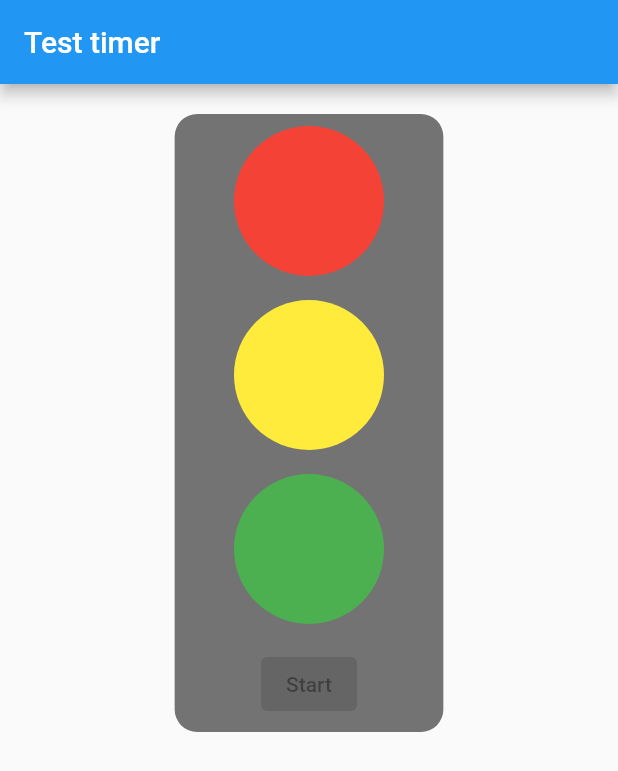
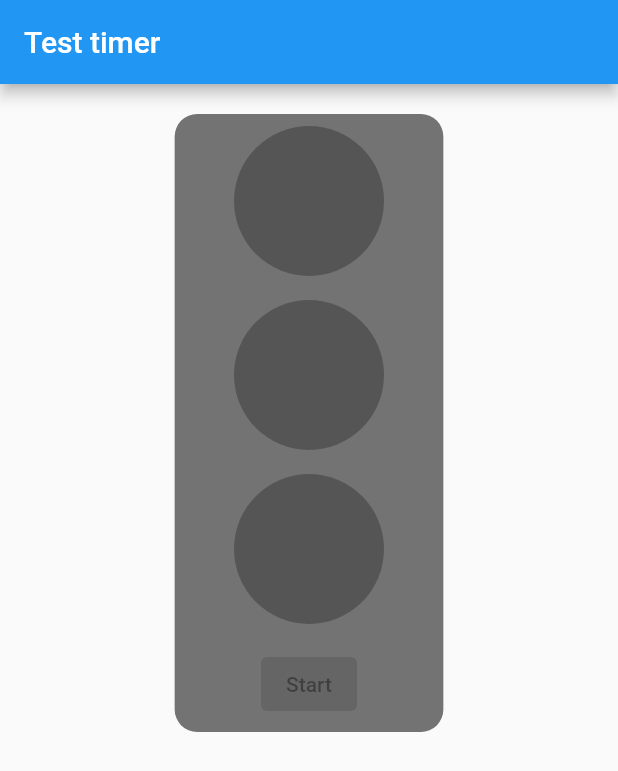
Before and after one commit to Kibakuss/traffic_light, a Flutter app: the screen it shows after launch, after a tap on "Start", on a phone screen of 412 x 824 dp. Shown: the top 771 px of the screen. Run offline on Flutter 3.47's test engine with Material 2 defaults, Android fonts, the light colour scheme and no system bars.

Commit message:
working traffic light

```diff
--- a/lib/screens/test.dart
+++ b/lib/screens/test.dart
@@ -48,18 +48,20 @@ class _TrafficLightTestState extends State<TrafficLightTest> {
       _isButtonPressed = true;
     });
 
-    Timer(const Duration(seconds: 5), () {
+    Timer(const Duration(seconds: 3), () {
       setState(() {
         _changeColorRed = true;
       });
     });
-    Timer(const Duration(seconds: 10), () {
+    Timer(const Duration(seconds: 6), () {
       setState(() {
+        _changeColorRed = false;
         _changeColorYellow = true;
       });
     });
-    Timer(const Duration(seconds: 15), () {
+    Timer(const Duration(seconds: 9), () {
       setState(() {
+        _changeColorYellow = false;
         _changeColorGreen = true;
       });
     });
@@ -81,7 +83,7 @@ class _TrafficLightTestState extends State<TrafficLightTest> {
               GestureDetector(
                 child: Container(
                   decoration: BoxDecoration(
-                      color: _changeColorRed ? Colors.black26 : Colors.red,
+                      color: _changeColorRed ? Colors.red : Colors.black26,
                       borderRadius: BorderRadius.circular(60)),
                   height: 100,
                   width: 100,
@@ -91,7 +93,7 @@ class _TrafficLightTestState extends State<TrafficLightTest> {
                 child: Container(
                   decoration: BoxDecoration(
                       color:
-                          _changeColorYellow ? Colors.black26 : Colors.yellow,
+                          _changeColorYellow ? Colors.yellow : Colors.black26,
                       borderRadius: BorderRadius.circular(60)),
                   height: 100,
                   width: 100,
@@ -100,7 +102,7 @@ class _TrafficLightTestState extends State<TrafficLightTest> {
               GestureDetector(
                 child: Container(
                   decoration: BoxDecoration(
-                      color: _changeColorGreen ? Colors.black26 : Colors.green,
+                      color: _changeColorGreen ? Colors.green : Colors.black26,
                       borderRadius: BorderRadius.circular(60)),
                   height: 100,
                   width: 100,
```
